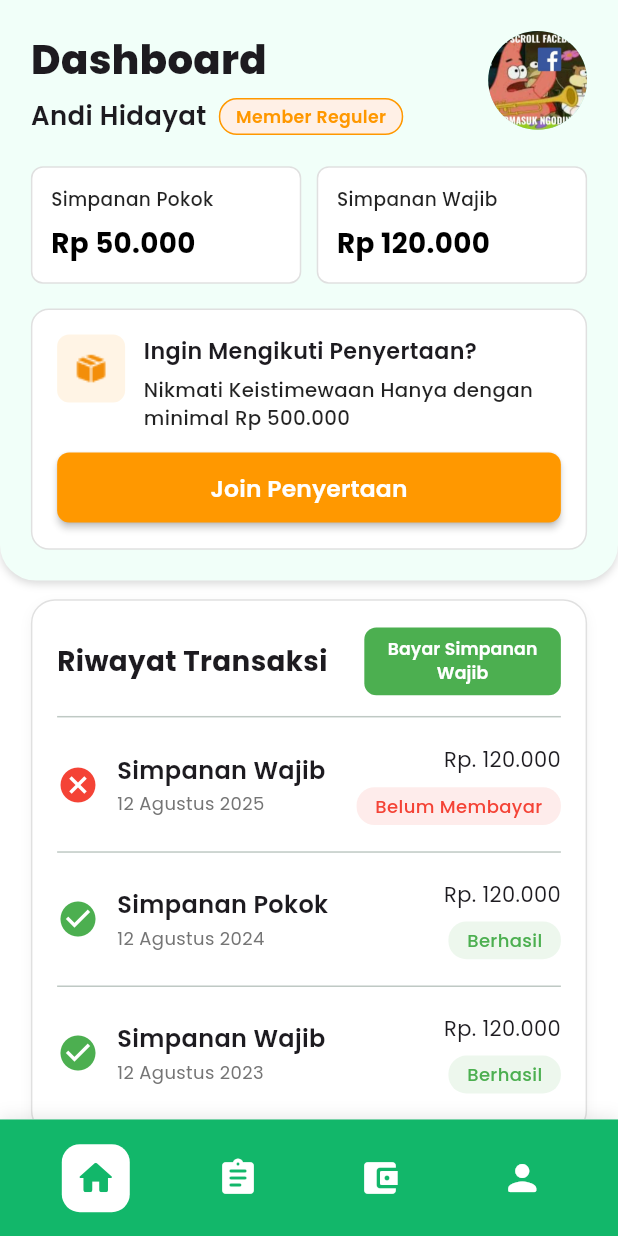
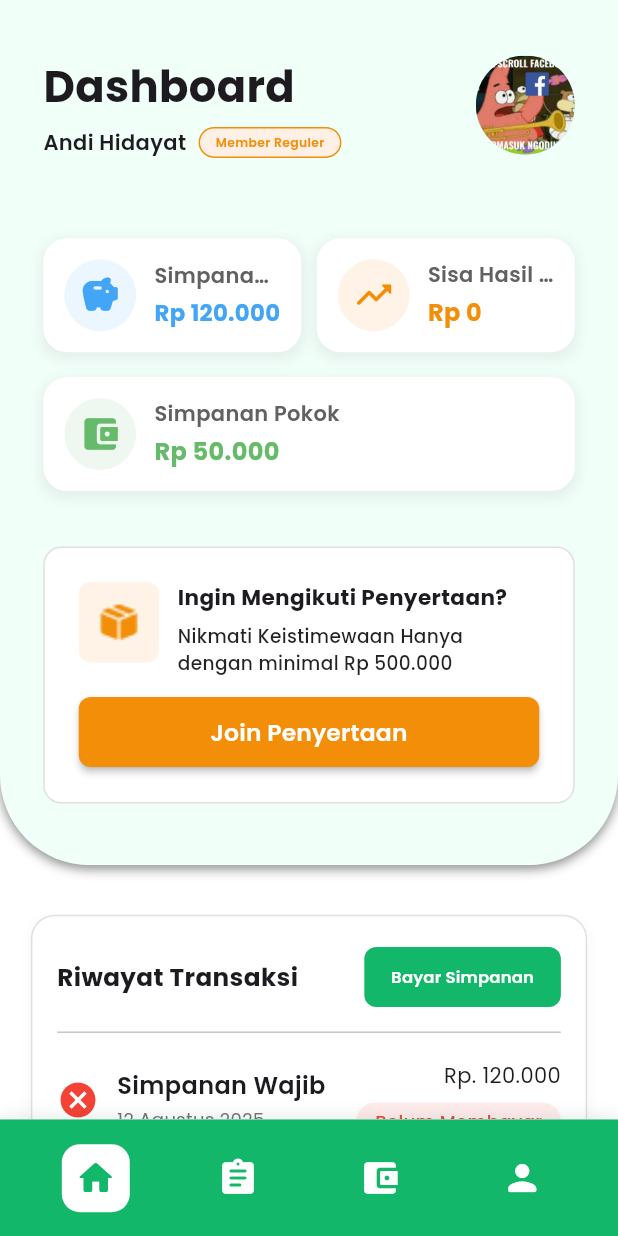
Before and after one commit to athaabiyyu/koperasi_rsb, a Flutter app: the DashboardPage screen opened by its route, on a phone screen of 412 x 824 dp. Run offline on Flutter 3.47's test engine with Material 3 defaults, Android fonts, the phone set to English and light mode, and no system bars; drawn by our look-alikes of auto_size_text; our stand-ins replace file_picker, flutter_dotenv, google_fonts, shared_preferences; accounts and stored records are empty.

Commit message:
adjust layout and improve UI details in Dashboard Page (Member Regular)

```diff
--- a/lib/main.dart
+++ b/lib/main.dart
@@ -1,9 +1,7 @@
 import 'package:flutter/material.dart';
 import 'package:google_fonts/google_fonts.dart';
 import 'package:koperasi_rsb/screens/member-biasa/dompet/dompet.dart';
-import 'package:koperasi_rsb/screens/profile/alamat_page.dart';
 import 'package:koperasi_rsb/screens/profile/data_diri_page.dart';
-import 'package:koperasi_rsb/screens/profile/dokumen_pelengkap_page.dart';
 import 'package:koperasi_rsb/screens/profile/profile_page.dart';
 import 'package:koperasi_rsb/screens/proyek/my_project.dart';
 import 'package:provider/provider.dart';
@@ -17,7 +15,6 @@
 import 'package:koperasi_rsb/widgets-global/colors.dart';
 import 'package:koperasi_rsb/screens/member-biasa/dashboard/dashboard.dart';
 import 'package:flutter_dotenv/flutter_dotenv.dart';
-
 Future<void> main() async {
   // Pastikan dotenv dimuat sebelum runApp
   WidgetsFlutterBinding.ensureInitialized();
--- a/lib/screens/member-biasa/dashboard/dashboard.dart
+++ b/lib/screens/member-biasa/dashboard/dashboard.dart
@@ -1,5 +1,6 @@
 import 'package:auto_size_text/auto_size_text.dart';
 import 'package:flutter/material.dart';
+import 'package:google_fonts/google_fonts.dart';
 import 'package:koperasi_rsb/widgets-global/colors.dart';
 import 'package:koperasi_rsb/widgets-global/navigation/app_bottom_nav.dart';
 import 'package:koperasi_rsb/widgets-global/transaction-history.dart';
@@ -7,6 +8,7 @@
 import 'package:koperasi_rsb/widgets-global/dialog/dialog-pilih-nominal-pembayaran.dart';
 import 'package:koperasi_rsb/widgets-global/dialog/detail-pembayaran-awal.dart';
 import 'package:koperasi_rsb/widgets-global/card/card-detail-pembayaran.dart';
+import 'package:flutter/services.dart';
 
 class DashboardPage extends StatefulWidget {
   const DashboardPage({super.key});
@@ -24,6 +26,14 @@
   Widget build(BuildContext context) {
     _deviceHeight = MediaQuery.of(context).size.height;
     _deviceWidth = MediaQuery.of(context).size.width;
+
+    SystemChrome.setSystemUIOverlayStyle(
+      const SystemUiOverlayStyle(
+        statusBarColor: lightGreen,
+        statusBarIconBrightness:
+            Brightness.dark,
+      ),
+    );
 
     return Scaffold(
       bottomNavigationBar: AppBottomNav(
@@ -50,7 +60,7 @@
           child: Column(
             children: [
               _buildHeaderSection(),
-              SizedBox(height: _deviceHeight * 0.015),
+              SizedBox(height: _deviceHeight * 0.040),
               _buildTransactionHistoryCard(),
               SizedBox(height: _deviceHeight * 0.02),
             ],
@@ -72,6 +82,7 @@
           border: Border.all(color: Colors.grey.shade300),
           boxShadow: [
             BoxShadow(
+              // ignore: deprecated_member_use
               color: Colors.grey.withOpacity(0.1),
               blurRadius: 6,
               offset: const Offset(0, 3),
@@ -90,8 +101,8 @@
                   flex: 3,
                   child: AutoSizeText(
                     "Riwayat Transaksi",
-                    style: TextStyle(
-                      fontSize: _deviceWidth * 0.045,
+                    style: GoogleFonts.poppins(
+                      fontSize: _deviceWidth * 0.04,
                       fontWeight: FontWeight.w700,
                     ),
                     maxLines: 1,
@@ -103,7 +114,7 @@
                   flex: 2,
                   child: ElevatedButton(
                     style: ElevatedButton.styleFrom(
-                      backgroundColor: Colors.green,
+                      backgroundColor: darkGreen,
                       padding: EdgeInsets.symmetric(
                         horizontal: _deviceWidth * 0.025,
                         vertical: _deviceHeight * 0.008,
@@ -137,13 +148,13 @@
                     },
                     child: AutoSizeText(
                       "Bayar Simpanan Wajib",
-                      style: TextStyle(
-                        fontSize: _deviceWidth * 0.028,
+                      style: GoogleFonts.poppins(
+                        fontSize: _deviceWidth * 0.032,
                         color: Colors.white,
                         fontWeight: FontWeight.w600,
                       ),
-                      maxLines: 2,
-                      minFontSize: 9,
+                      maxLines: 1,
+                      minFontSize: 11,
                       textAlign: TextAlign.center,
                     ),
                   ),
@@ -154,7 +165,7 @@
             const Divider(height: 1),
             SizedBox(height: _deviceHeight * 0.01),
             // List Transaksi
-            TransactionItem(
+            const TransactionItem(
               title: "Simpanan Wajib",
               date: "12 Agustus 2025",
               amount: "Rp. 120.000",
@@ -162,7 +173,7 @@
               statusLabel: "Belum Membayar",
             ),
             const Divider(),
-            TransactionItem(
+            const TransactionItem(
               title: "Simpanan Pokok",
               date: "12 Agustus 2024",
               amount: "Rp. 120.000",
@@ -170,7 +181,39 @@
               statusLabel: "Berhasil",
             ),
             const Divider(),
-            TransactionItem(
+            const TransactionItem(
+              title: "Simpanan Wajib",
+              date: "12 Agustus 2023",
+              amount: "Rp. 120.000",
+              isSuccess: true,
+              statusLabel: "Berhasil",
+            ),
+            const Divider(),
+            const TransactionItem(
+              title: "Simpanan Wajib",
+              date: "12 Agustus 2023",
+              amount: "Rp. 120.000",
+              isSuccess: true,
+              statusLabel: "Berhasil",
+            ),
+            const Divider(),
+            const TransactionItem(
+              title: "Simpanan Wajib",
+              date: "12 Agustus 2023",
+              amount: "Rp. 120.000",
+              isSuccess: true,
+              statusLabel: "Berhasil",
+            ),
+            const Divider(),
+            const TransactionItem(
+              title: "Simpanan Wajib",
+              date: "12 Agustus 2023",
+              amount: "Rp. 120.000",
+              isSuccess: true,
+              statusLabel: "Berhasil",
+            ),
+            const Divider(),
+            const TransactionItem(
               title: "Simpanan Wajib",
               date: "12 Agustus 2023",
               amount: "Rp. 120.000",
@@ -188,26 +231,29 @@
       decoration: BoxDecoration(
         boxShadow: [
           BoxShadow(
-            color: Colors.black.withOpacity(0.15),
-            blurRadius: 4,
+            // ignore: deprecated_member_use
+            color: Colors.black.withOpacity(0.46),
+            blurRadius: 6,
             offset: const Offset(0, 2),
           ),
         ],
         borderRadius: const BorderRadius.only(
-          bottomLeft: Radius.circular(24),
-          bottomRight: Radius.circular(24),
+          bottomLeft: Radius.circular(60),
+          bottomRight: Radius.circular(60),
         ),
       ),
       child: ClipRRect(
         borderRadius: const BorderRadius.only(
-          bottomLeft: Radius.circular(24),
-          bottomRight: Radius.circular(24),
+          bottomLeft: Radius.circular(60),
+          bottomRight: Radius.circular(60),
         ),
         child: Container(
           width: _deviceWidth,
-          padding: EdgeInsets.symmetric(
-            horizontal: _deviceWidth * 0.05,
-            vertical: _deviceHeight * 0.025,
+          padding: EdgeInsets.only(
+            left: _deviceWidth * 0.07,
+            right: _deviceWidth * 0.07,
+            top: _deviceHeight * 0.045,
+            bottom: _deviceHeight * 0.050,
           ),
           color: lightGreen,
           child: Column(
@@ -223,9 +269,9 @@
                       children: [
                         AutoSizeText(
                           "Dashboard",
-                          style: TextStyle(
-                            fontSize: _deviceWidth * 0.065,
-                            fontWeight: FontWeight.w800,
+                          style: GoogleFonts.poppins(
+                            fontSize: _deviceWidth * 0.07,
+                            fontWeight: FontWeight.w700,
                           ),
                           maxLines: 1,
                           minFontSize: 20,
@@ -237,8 +283,8 @@
                             Flexible(
                               child: AutoSizeText(
                                 "Andi Hidayat",
-                                style: TextStyle(
-                                  fontSize: _deviceWidth * 0.042,
+                                style: GoogleFonts.poppins(
+                                  fontSize: _deviceWidth * 0.02,
                                   fontWeight: FontWeight.w600,
                                 ),
                                 maxLines: 1,
@@ -260,15 +306,14 @@
                                 border: Border.all(
                                   color: isPremium
                                       ? Colors.green.shade700
-                                      : Colors.orange,
+                                      : orange,
                                 ),
                               ),
                               child: Text(
                                 isPremium ? "Member Premium" : "Member Reguler",
-                                style: TextStyle(
-                                  fontSize: _deviceWidth * 0.028,
-                                  color:
-                                      isPremium ? Colors.white : Colors.orange,
+                                style: GoogleFonts.poppins(
+                                  fontSize: _deviceWidth * 0.020,
+                                  color: isPremium ? Colors.white : orange,
                                   fontWeight: FontWeight.w600,
                                 ),
                               ),
@@ -286,17 +331,44 @@
                   ),
                 ],
               ),
-              SizedBox(height: _deviceHeight * 0.025),
+              SizedBox(height: _deviceHeight * 0.065),
 
               // Card Ringkasan Saldo
+              Column(
+                crossAxisAlignment: CrossAxisAlignment.stretch,
+                mainAxisSize: MainAxisSize.min,
+                children: [
                   Row(
                     children: [
-                  _buildSummaryCard("Simpanan Pokok", "Rp 50.000"),
+                      Expanded(
+                        child: _buildSummaryCard(
+                          icon: Icons.savings_rounded,
+                          title: "Simpanan Wajib",
+                          amount: "Rp 120.000",
+                          color: Colors.blue.shade400,
+                        ),
+                      ),
                       SizedBox(width: _deviceWidth * 0.025),
-                  _buildSummaryCard("Simpanan Wajib", "Rp 120.000"),
+                      Expanded(
+                        child: _buildSummaryCard(
+                          icon: Icons.trending_up_rounded,
+                          title: "Sisa Hasil Usaha",
+                          amount: "Rp 0",
+                          color: orange,
+                        ),
+                      ),
                     ],
                   ),
                   SizedBox(height: _deviceHeight * 0.02),
+                  _buildSummaryCard(
+                    icon: Icons.account_balance_wallet_rounded,
+                    title: "Simpanan Pokok",
+                    amount: "Rp 50.000",
+                    color: Colors.green.shade400,
+                  ),
+                  SizedBox(height: _deviceHeight * 0.045),
+                ],
+              ),
 
               // Banner join penyertaan
               _buildPenyertaanBanner(),
@@ -307,46 +379,145 @@
     );
   }
 
-  Widget _buildSummaryCard(String title, String amount) {
-    return Expanded(
+  Widget _buildSummaryCard({
+    required IconData icon,
+    required String title,
+    required String amount,
+    required Color color,
+  }) {
+    return GestureDetector(
+      onTap: () {
+        showSummaryDialog(
+          icon: icon,
+          title: title,
+          amount: amount,
+          color: color,
+        );
+      },
       child: Container(
-        padding: EdgeInsets.symmetric(
-          vertical: _deviceHeight * 0.015,
-          horizontal: _deviceWidth * 0.03,
-        ),
+        padding: const EdgeInsets.all(14),
         decoration: BoxDecoration(
           color: Colors.white,
-          borderRadius: BorderRadius.circular(8),
-          border: Border.all(color: Colors.grey.shade300),
+          borderRadius: BorderRadius.circular(16),
+          boxShadow: [
+            BoxShadow(
+              // ignore: deprecated_member_use
+              color: Colors.grey.withOpacity(0.15),
+              spreadRadius: 2,
+              blurRadius: 6,
+              offset: const Offset(0, 3),
             ),
+          ],
+        ),
+        child: Row(
+          crossAxisAlignment: CrossAxisAlignment.center,
+          children: [
+            Container(
+              padding: const EdgeInsets.all(10),
+              decoration: BoxDecoration(
+                // ignore: deprecated_member_use
+                color: color.withOpacity(0.1),
+                shape: BoxShape.circle,
+              ),
+              child: Icon(icon, color: color, size: 28),
+            ),
+            const SizedBox(width: 12),
+            Expanded(
               child: Column(
                 crossAxisAlignment: CrossAxisAlignment.start,
+                children: [
+                  Text(
+                    title,
+                    style: TextStyle(
+                      fontSize: 14,
+                      fontWeight: FontWeight.w600,
+                      color: Colors.grey.shade700,
+                    ),
+                    maxLines: 1,
+                    overflow: TextOverflow.ellipsis,
+                    softWrap: true,
+                  ),
+                  const SizedBox(height: 4),
+                  FittedBox(
+                    fit: BoxFit.scaleDown,
+                    alignment: Alignment.centerLeft,
+                    child: Text(
+                      amount,
+                      style: TextStyle(
+                        fontSize: 16,
+                        fontWeight: FontWeight.bold,
+                        color: color,
+                      ),
+                    ),
+                  ),
+                ],
+              ),
+            ),
+          ],
+        ),
+      ),
+    );
+  }
+
+  void showSummaryDialog({
+    required IconData icon,
+    required String title,
+    required String amount,
+    required Color color,
+  }) {
+    showDialog(
+      context: context,
+      builder: (context) => Dialog(
+        shape: RoundedRectangleBorder(borderRadius: BorderRadius.circular(20)),
+        child: Padding(
+          padding: const EdgeInsets.symmetric(vertical: 24, horizontal: 16),
+          child: Column(
             mainAxisSize: MainAxisSize.min,
             children: [
-            AutoSizeText(
+              // Icon
+              Container(
+                padding: const EdgeInsets.all(16),
+                decoration: BoxDecoration(
+                  // ignore: deprecated_member_use
+                  color: color.withOpacity(0.1),
+                  shape: BoxShape.circle,
+                ),
+                child: Icon(icon, color: color, size: 42),
+              ),
+              const SizedBox(height: 16),
+
+              // Judul
+              Text(
                 title,
                 style: TextStyle(
-                fontSize: _deviceWidth * 0.03,
-                color: Colors.black87,
-                fontWeight: FontWeight.w500,
+                  fontSize: 18,
+                  fontWeight: FontWeight.bold,
+                  color: Colors.grey.shade800,
                 ),
-              maxLines: 2,
-              minFontSize: 10,
-              overflow: TextOverflow.ellipsis,
               ),
-            SizedBox(height: _deviceHeight * 0.008),
-            AutoSizeText(
+              const SizedBox(height: 8),
+
+              // Nominal
+              Text(
                 amount,
                 style: TextStyle(
-                fontSize: _deviceWidth * 0.045,
+                  fontSize: 20,
                   fontWeight: FontWeight.w700,
-                color: Colors.black,
+                  color: color,
                 ),
-              maxLines: 1,
-              minFontSize: 12,
-              overflow: TextOverflow.ellipsis,
+              ),
+              const SizedBox(height: 20),
+
+              // Tombol tutup
+              TextButton(
+                onPressed: () => Navigator.pop(context),
+                child: const Text(
+                  "Tutup",
+                  style: TextStyle(fontWeight: FontWeight.w600),
+                ),
               ),
             ],
+          ),
         ),
       ),
     );
@@ -355,7 +526,7 @@
   Widget _buildPenyertaanBanner() {
     return Container(
       width: double.infinity,
-      padding: EdgeInsets.all(_deviceWidth * 0.04),
+      padding: EdgeInsets.all(_deviceWidth * 0.055),
       decoration: BoxDecoration(
         color: Colors.white,
         borderRadius: BorderRadius.circular(12),
@@ -370,13 +541,14 @@
               Container(
                 padding: EdgeInsets.all(_deviceWidth * 0.02),
                 decoration: BoxDecoration(
-                  color: Colors.orange.withOpacity(0.1),
+                  // ignore: deprecated_member_use
+                  color: orange.withOpacity(0.1),
                   borderRadius: BorderRadius.circular(8),
                 ),
                 child: Image.asset(
                   "assets/icons/join_penyertaan.png",
-                  width: _deviceWidth * 0.07,
-                  height: _deviceWidth * 0.07,
+                  width: _deviceWidth * 0.09,
+                  height: _deviceWidth * 0.09,
                   fit: BoxFit.contain,
                 ),
               ),
@@ -388,9 +560,9 @@
                     if (!isPremium) ...[
                       AutoSizeText(
                         "Ingin Mengikuti Penyertaan?",
-                        style: TextStyle(
-                          fontSize: _deviceWidth * 0.036,
-                          fontWeight: FontWeight.w600,
+                        style: GoogleFonts.poppins(
+                          fontSize: _deviceWidth * 0.035,
+                          fontWeight: FontWeight.w700,
                         ),
                         maxLines: 2,
                         minFontSize: 12,
@@ -401,8 +573,8 @@
                       isPremium
                           ? "Top up saldo minimal dimulai dari Rp500.000"
                           : "Nikmati Keistimewaan Hanya dengan minimal Rp 500.000",
-                      style: TextStyle(
-                        fontSize: _deviceWidth * 0.032,
+                      style: GoogleFonts.poppins(
+                        fontSize: _deviceWidth * 0.030,
                         fontWeight: FontWeight.w500,
                         color: Colors.black87,
                       ),
@@ -419,7 +591,7 @@
             width: double.infinity,
             child: ElevatedButton(
               style: ElevatedButton.styleFrom(
-                backgroundColor: Colors.orange,
+                backgroundColor: orange,
                 padding: EdgeInsets.symmetric(
                   vertical: _deviceHeight * 0.015,
                 ),
@@ -439,7 +611,7 @@
               },
               child: AutoSizeText(
                 isPremium ? "Top Up Penyertaan" : "Join Penyertaan",
-                style: TextStyle(
+                style: GoogleFonts.poppins(
                   fontSize: _deviceWidth * 0.038,
                   color: Colors.white,
                   fontWeight: FontWeight.w600,
--- a/lib/widgets-global/card/card-muncul-rekening.dart
+++ b/lib/widgets-global/card/card-muncul-rekening.dart
@@ -25,7 +25,6 @@
 
   @override
   Widget build(BuildContext context) {
-    final deviceWidth = MediaQuery.of(context).size.width;
 
     return Container(
       width: double.infinity,
--- a/lib/widgets-global/form/form-konfirmasi-pembayaran.dart
+++ b/lib/widgets-global/form/form-konfirmasi-pembayaran.dart
@@ -1,5 +1,4 @@
 import 'dart:io';
-import 'package:file_picker/file_picker.dart';
 import 'package:flutter/material.dart';
 import 'package:google_fonts/google_fonts.dart';
 import 'package:koperasi_rsb/widgets-global/button/green-button.dart';
--- a/lib/widgets-global/transaction-history.dart
+++ b/lib/widgets-global/transaction-history.dart
@@ -1,4 +1,5 @@
 import 'package:flutter/material.dart';
+import 'package:koperasi_rsb/widgets-global/colors.dart';
 
 class TransactionItem extends StatelessWidget {
   final String title; // Simpanan Wajib / Simpanan Pokok
@@ -28,7 +29,7 @@
         children: [
           Icon(
             isSuccess ? Icons.check_circle : Icons.cancel,
-            color: isSuccess ? Colors.green : Colors.red,
+            color: isSuccess ? darkGreen : Colors.red,
             size: 28,
           ),
           const SizedBox(width: 12),
@@ -75,7 +76,7 @@
                 ),
                 decoration: BoxDecoration(
                   color: isSuccess
-                      ? Colors.green.withOpacity(0.1)
+                      ? darkGreen.withOpacity(0.1)
                       : Colors.red.withOpacity(0.1),
                   borderRadius: BorderRadius.circular(12),
                 ),
@@ -84,7 +85,7 @@
                   style: TextStyle(
                     fontSize: 12,
                     fontWeight: FontWeight.w500,
-                    color: isSuccess ? Colors.green : Colors.red,
+                    color: isSuccess ? darkGreen : Colors.red,
                   ),
                 ),
               ),
```
Also changed, not shown: pubspec.lock. Lines whose indentation alone changed are shown as unchanged.
